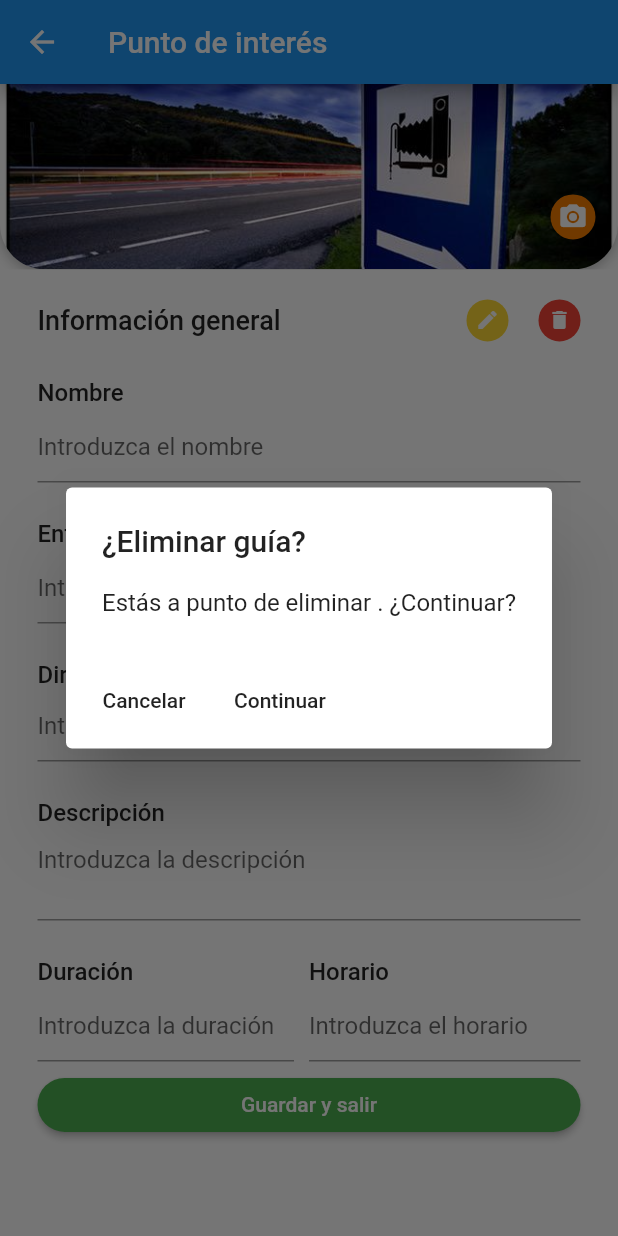
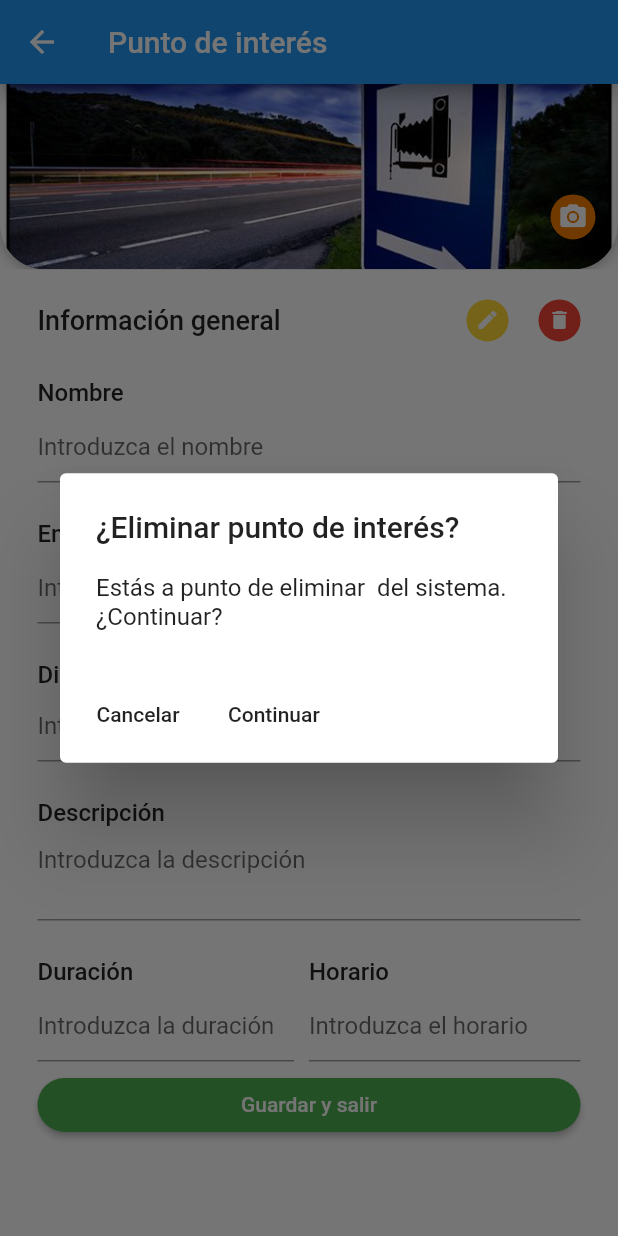
Before and after one commit to danielloroduran/Gestion-de-circuitos-turisticos-Flutter, a Flutter app: the DetallesPuntoInteres screen opened directly, after a tap on the "delete" icon, on a phone screen of 412 x 824 dp. Run offline on Flutter 3.47's test engine with Material 2 defaults, Android fonts, the phone set to English and light mode, and no system bars; statements that could not run were skipped.

Commit message:
Persistencia en rutas, puntos de interés y guías

```diff
--- a/lib/datos/datosprueba.dart
+++ b/lib/datos/datosprueba.dart
@@ -47,7 +47,7 @@ class DatosPrueba{
     PuntoInteres pi1 = new PuntoInteres("Iglesia de Santa María", "Iglesia", "imagenes/iglesia.jpg", "Gratuita",  "Descripción de la iglesia", "Calle Nueva, 5", "Sábados, de 8:00 a 22:00", "30 minutos");
 		PuntoInteres pi2 = new PuntoInteres("Estatua de piedra", "Estatua", "imagenes/estatua.jpg", "Gratuita", "Descripción de la estatua", "Calle Vieja, 7", "Sin horario", "5 minutos");
 		PuntoInteres pi3 = new PuntoInteres("Museo de aviación", "Museo", "imagenes/museo.jpg", "2€/persona", "Descripción del museo", "Calle Doctora, 55", "Todos los días de 8:00 a 22:00", "2 horas");
-		PuntoInteres pi4 = new PuntoInteres("Cuadro & arte", "Exposición", "imagenes/galería.jpg", "Gratuita", "Descripción de la exposición", "Calle Licenciada", "Martes y Domingo, de 9:00 a 14:00", "3 horas");
+		PuntoInteres pi4 = new PuntoInteres("Cuadro & arte", "Exposición", "imagenes/galeria.jpg", "Gratuita", "Descripción de la exposición", "Calle Licenciada", "Martes y Domingo, de 9:00 a 14:00", "3 horas");
 
     puntoInteres.add(pi1);
 		puntoInteres.add(pi2);
--- a/lib/secciones/detallespromo.dart
+++ b/lib/secciones/detallespromo.dart
@@ -443,7 +443,7 @@ class _DetallesPromoState extends State<DetallesPromo>
 
   Widget getListEnviarAButton(){
     return Padding(
-      padding: EdgeInsets.only(left: 25.0, right: 25.0, top: 10.0),
+      padding: EdgeInsets.only(left: 25.0, right: 25.0, top: 25.0),
       child: new Row(
         mainAxisSize: MainAxisSize.max,
         mainAxisAlignment: MainAxisAlignment.start,
--- a/lib/secciones/detallespuntointeres.dart
+++ b/lib/secciones/detallespuntointeres.dart
@@ -9,10 +9,10 @@ class DetallesPuntoInteres extends StatefulWidget{
   DatosPrueba datos;
   Ruta ruta;
 
-  DetallesPuntoInteres({Key key, this.datos, this.puntoInteres}) : super(key: key);
+  DetallesPuntoInteres({Key key, this.datos, this.puntoInteres, this.ruta}) : super(key: key);
 
   @override
-  _DetallesPuntoInteresState createState() => _DetallesPuntoInteresState(puntoInteres: puntoInteres);
+  _DetallesPuntoInteresState createState() => _DetallesPuntoInteresState(datos, puntoInteres, ruta);
 
 }
 
@@ -22,7 +22,7 @@ class _DetallesPuntoInteresState extends State<DetallesPuntoInteres> with Single
   DatosPrueba datos;
   Ruta ruta;
 
-  _DetallesPuntoInteresState({this.datos, this.puntoInteres});
+  _DetallesPuntoInteresState(this.datos, this.puntoInteres, this.ruta);
 
   bool _editable = false;
   TextEditingController nombreController;
@@ -422,77 +422,11 @@ class _DetallesPuntoInteresState extends State<DetallesPuntoInteres> with Single
                                           hintText: "Introduzca el horario",
                                         ),
                                         enabled: _editable,
-                                        keyboardType: TextInputType.number,
                                       ),
                                       flex: 2,
                                     ),
                                   ],
                                 )),
-/*                            Padding(
-                                padding: EdgeInsets.only(
-                                    left: 25.0, right: 25.0, top: 2.0),
-                                child: new Row(
-                                  mainAxisSize: MainAxisSize.max,
-                                  children: <Widget>[
-                                    new Flexible(
-                                      child: new TextField(
-                                        controller: horarioController,
-                                        decoration: const InputDecoration(
-                                          hintText: "Introduzca el horario",
-                                        ),
-                                        enabled: _editable,
-                                        autocorrect: _editable,
-                                      ),
-                                    )
-                                  ],
-                                )),
-                            Padding(
-                                padding: EdgeInsets.only(
-                                    left: 25.0, right: 25.0, top: 25.0),
-                                child: new Row(
-                                  mainAxisSize: MainAxisSize.max,
-                                  children: <Widget>[
-                                    new Column(
-                                      mainAxisAlignment:
-                                          MainAxisAlignment.start,
-                                      mainAxisSize: MainAxisSize.min,
-                                      children: <Widget>[
-                                        new Column(
-                                          mainAxisAlignment:
-                                              MainAxisAlignment.start,
-                                          mainAxisSize: MainAxisSize.min,
-                                          children: <Widget>[
-                                            new Text(
-                                              "Duración de la visita",
-                                              style: TextStyle(
-                                                  fontSize: 16.0,
-                                                  fontWeight: FontWeight.w500),
-                                            ),
-                                          ],
-                                        ),
-                                      ],
-                                    ),
-                                  ],
-                                )),
-                            Padding(
-                                padding: EdgeInsets.only(
-                                    left: 25.0, right: 25.0, top: 2.0),
-                                child: new Row(
-                                  mainAxisSize: MainAxisSize.max,
-                                  children: <Widget>[
-                                    new Flexible(
-                                      child: new TextField(
-                                        controller: duracionVisitaController,
-                                        decoration: const InputDecoration(
-                                          hintText:
-                                              "Introduzca la duración de la visita",
-                                        ),
-                                        enabled: _editable,
-                                        autocorrect: _editable,
-                                      ),
-                                    )
-                                  ],
-                                )),*/
                             _editable ? getSaveButton() : new Container(),
                           ],
                         )))
@@ -575,7 +509,7 @@ class _DetallesPuntoInteresState extends State<DetallesPuntoInteres> with Single
     );
   }
 
-    Widget getSaveButton(){
+Widget getSaveButton(){
     return Padding(
       padding: EdgeInsets.only(left: 25.0, right: 25.0, top: 5.0),
       child: new Row(
@@ -594,7 +528,40 @@ class _DetallesPuntoInteresState extends State<DetallesPuntoInteres> with Single
                         if(puntoInteres == null){
                           if(nombreController.text != "" && _tipoPuntoInteres != "" && entradaController.text != "" && descripcionController.text != "" && horarioController.text != "" && duracionVisitaController.text != "" && direccionController.text != ""){
                             PuntoInteres nuevoPunto = new PuntoInteres(nombreController.text, _tipoPuntoInteres, _foto, entradaController.text, descripcionController.text, direccionController.text, horarioController.text, duracionVisitaController.text);
+                            datos.puntoInteres.add(nuevoPunto);
+                            if(datos.rutas.contains(ruta)){
+                              int index = datos.rutas.indexOf(ruta);
+                              datos.rutas.elementAt(index).puntoInteres.add(nuevoPunto);
+                            }else{
+                              ruta.puntoInteres.add(nuevoPunto);
+                            }
+                            Navigator.pop(context, datos);
+                          }
+                        }else{
+                          if(nombreController.text != "" && _tipoPuntoInteres != "" && entradaController.text != "" && descripcionController.text != "" && horarioController.text != "" && duracionVisitaController.text != "" && direccionController.text != ""){
+                            if(datos.puntoInteres.contains(puntoInteres)){
+                              int index = datos.puntoInteres.indexOf(puntoInteres);
+                              puntoInteres.nombre = nombreController.text;
+                              puntoInteres.tipo = _tipoPuntoInteres;
+                              puntoInteres.foto = _foto;
+                              puntoInteres.entrada = entradaController.text;
+                              puntoInteres.descripcion = descripcionController.text;
+                              puntoInteres.direccion = direccionController.text;
+                              puntoInteres.horario = horarioController.text;
+                              puntoInteres.duracionVisita = duracionVisitaController.text;
 
+                              datos.puntoInteres.removeAt(index);
+                              datos.puntoInteres.insert(index, puntoInteres);
+
+                              if(datos.rutas.contains(ruta)){
+                                int index = datos.rutas.indexOf(ruta);
+                                int indexP = datos.rutas.elementAt(index).puntoInteres.indexOf(puntoInteres);
+                                datos.rutas.elementAt(index).puntoInteres.removeAt(indexP);
+                                datos.rutas.elementAt(index).puntoInteres.insert(indexP, puntoInteres);
+                                Navigator.pop(context, datos);
+                              }
+
+                            }
                           }
                         }
                       });
@@ -622,8 +589,8 @@ class _DetallesPuntoInteresState extends State<DetallesPuntoInteres> with Single
       context: context,
       builder: (BuildContext context){
         return AlertDialog(
-          title: new Text("¿Eliminar guía?"),
-          content: new Text("Estás a punto de eliminar " + nombreController.text+ ". ¿Continuar?"),
+          title: new Text("¿Eliminar punto de interés?"),
+          content: new Text("Estás a punto de eliminar " + nombreController.text+ " del sistema. ¿Continuar?"),
           actions: <Widget>[
             new Row(
               children: <Widget>[
@@ -636,8 +603,14 @@ class _DetallesPuntoInteresState extends State<DetallesPuntoInteres> with Single
                 new FlatButton(
                   child: new Text("Continuar"),
                   onPressed: (){
-                    Navigator.pop(context);
-                    Navigator.pop(context);
+                    if(datos.rutas.contains(ruta)){
+                      int index = datos.rutas.indexOf(ruta);
+                      int indexP = datos.rutas.elementAt(index).puntoInteres.indexOf(puntoInteres);
+                      datos.rutas.elementAt(index).puntoInteres.removeAt(indexP);
+                      datos.rutas.elementAt(index).puntoInteres.insert(indexP, puntoInteres);
+                      Navigator.pop(context);
+                      Navigator.pop(context, datos);
+                    }
                   }
                 )
               ],
--- a/lib/secciones/detallesturista.dart
+++ b/lib/secciones/detallesturista.dart
@@ -307,7 +307,7 @@ class _DetallesGuiaState extends State<DetallesTurista> with SingleTickerProvide
                             children: <Widget>[
                               new Flexible(
                                 child: new TextField(
-                                  controller: correoController,
+                                  controller: dniController,
                                   decoration: const InputDecoration(
                                     hintText: "Introduzca su DNI",
                                   ),
--- a/lib/secciones/pestanagestionrutas.dart
+++ b/lib/secciones/pestanagestionrutas.dart
@@ -70,7 +70,7 @@ class _ListadoRutasState extends State<ListadoRutas> with SingleTickerProviderSt
             color: Colors.redAccent,
             child: Icon(Icons.delete, color: Colors.white),
           ),
-          child: ItemRuta(datos.rutas[index]),
+          child: ItemRuta(datos: datos, ruta: datos.rutas[index]),
           );
       },
     );
```
Also changed, not shown: lib/secciones/detallesruta.dart (+80 -20 lines), lib/secciones/listapuntointeres.dart (+19 -27 lines), lib/vista/itempuntointeres.dart (+19 -3 lines), lib/vista/itemruta.dart (+18 -4 lines), imagenes/galeria.jpg (renamed from imagenes/galería.jpg).
